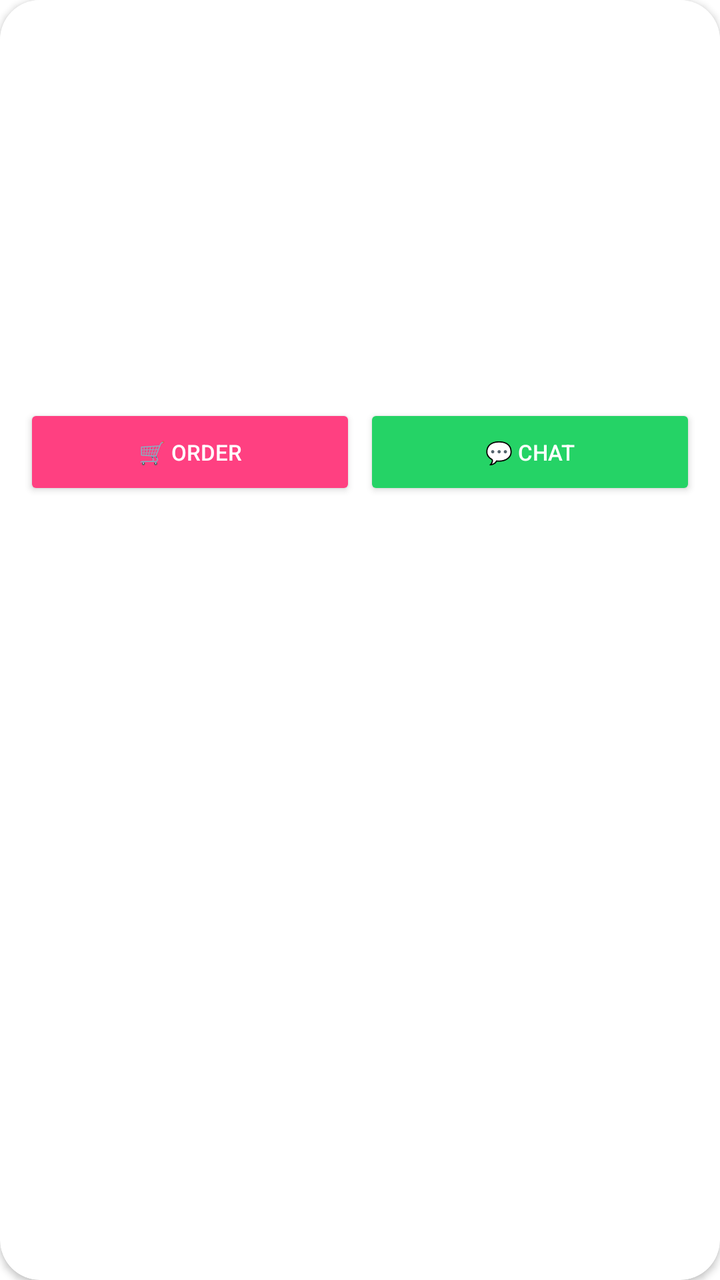
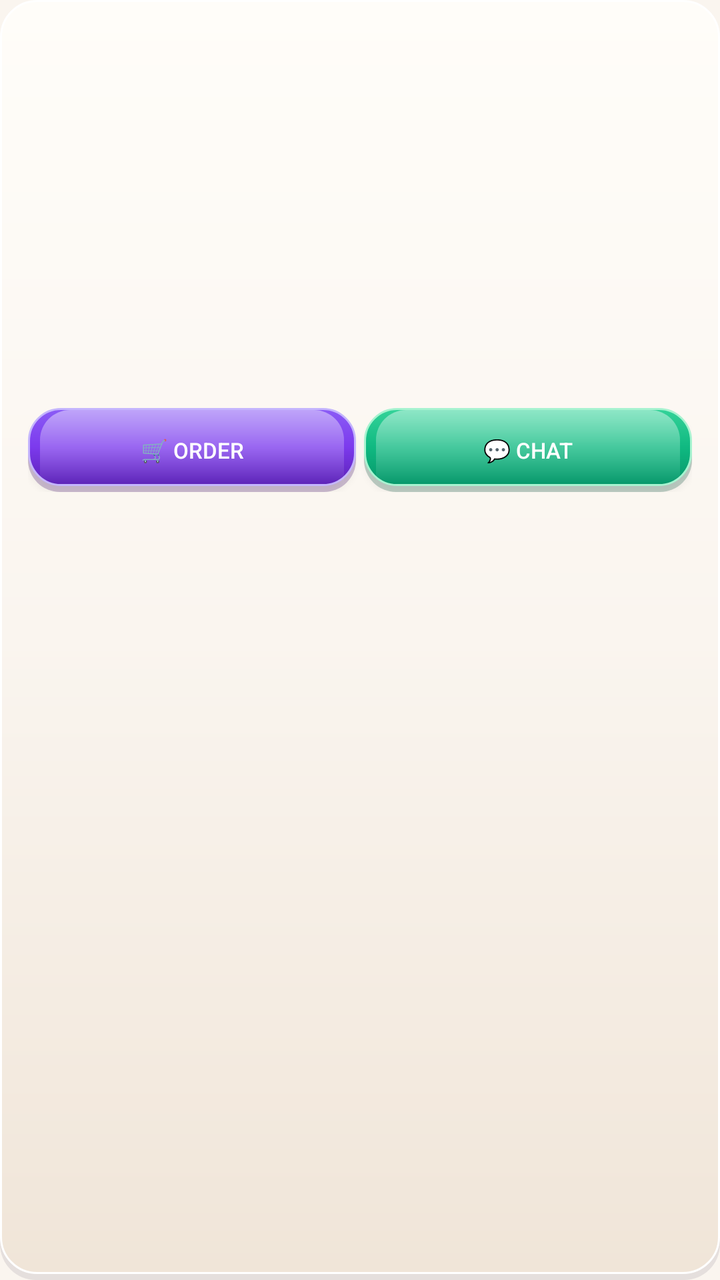

Before-and-after screenshots of an Android layout around one commit, followed by the original layout XML and the change that was made.
<!-- AndroidManifest.xml: application theme Theme.SheEmpower -->
<!-- res/layout/item_product.xml -->
<?xml version="1.0" encoding="utf-8"?>
<androidx.cardview.widget.CardView xmlns:android="http://schemas.android.com/apk/res/android"
    xmlns:app="http://schemas.android.com/apk/res-auto"
    android:layout_width="match_parent" android:layout_height="wrap_content"
    android:layout_margin="8dp" app:cardCornerRadius="20dp" app:cardElevation="2dp">
    <LinearLayout android:layout_width="match_parent"
        android:background="?android:attr/windowBackground"
        android:layout_height="wrap_content" android:orientation="vertical">
        <ImageView android:id="@+id/ivProductImage"
            android:layout_width="match_parent" android:layout_height="140dp" android:scaleType="centerCrop" />
        <LinearLayout android:layout_width="match_parent" android:layout_height="wrap_content" android:orientation="vertical" android:padding="12dp">
            <TextView android:id="@+id/tvProductName" android:layout_width="match_parent" android:layout_height="wrap_content" android:textStyle="bold" android:textSize="14sp" />
            <TextView android:id="@+id/tvProductPrice" android:layout_width="match_parent" android:layout_height="wrap_content" android:textColor="#FF4081" android:textStyle="bold" android:layout_marginTop="4dp" />
            <LinearLayout android:layout_width="match_parent" android:layout_height="wrap_content" android:orientation="horizontal" android:layout_marginTop="8dp">

                <Button
                    android:id="@+id/btnOrder"
                    android:layout_width="0dp"
                    android:layout_height="wrap_content"
                    android:layout_weight="1"
                    android:backgroundTint="#FF4081"
                    android:text="🛒 Order"
                    android:textColor="#FFFFFF"
                    android:textSize="11sp" />

                <Button android:id="@+id/btnChat"
                    android:layout_width="0dp"
                    android:layout_height="wrap_content"
                    android:layout_weight="1"
                    android:layout_marginStart="4dp"
                    android:text="💬 Chat"
                    android:textSize="11sp"
                    android:backgroundTint="#25D366"
                    android:textColor="#FFFFFF" />
            </LinearLayout>
        </LinearLayout>
    </LinearLayout>
</androidx.cardview.widget.CardView>
<!-- resources referenced by this layout -->
<resources>
  <style name="Theme.SheEmpower" parent="Theme.AppCompat.Light.NoActionBar">
          <item name="colorPrimary">#FF4081</item>
          <item name="colorPrimaryDark">#C2185B</item>
          <item name="colorAccent">#FF4081</item>
          <item name="android:windowBackground">@color/bg_light</item>
          <item name="android:colorBackground">@color/white</item>
          <item name="android:textColorPrimary">@color/text_light</item>
          <item name="android:textColorSecondary">@color/text_gray</item>
      </style>
  <color name="bg_light">#FFFFFF</color>
  <color name="white">#FFFFFF</color>
  <color name="text_light">#333333</color>
  <color name="text_gray">#888888</color>
</resources>

<!-- the commit's change to res/layout/item_product.xml (unified diff, before → after) -->
@@ -1,38 +1,69 @@
 <?xml version="1.0" encoding="utf-8"?>
-<androidx.cardview.widget.CardView xmlns:android="http://schemas.android.com/apk/res/android"
-    xmlns:app="http://schemas.android.com/apk/res-auto"
-    android:layout_width="match_parent" android:layout_height="wrap_content"
-    android:layout_margin="8dp" app:cardCornerRadius="20dp" app:cardElevation="2dp">
-    <LinearLayout android:layout_width="match_parent"
-        android:background="?android:attr/windowBackground"
-        android:layout_height="wrap_content" android:orientation="vertical">
-        <ImageView android:id="@+id/ivProductImage"
-            android:layout_width="match_parent" android:layout_height="140dp" android:scaleType="centerCrop" />
-        <LinearLayout android:layout_width="match_parent" android:layout_height="wrap_content" android:orientation="vertical" android:padding="12dp">
-            <TextView android:id="@+id/tvProductName" android:layout_width="match_parent" android:layout_height="wrap_content" android:textStyle="bold" android:textSize="14sp" />
-            <TextView android:id="@+id/tvProductPrice" android:layout_width="match_parent" android:layout_height="wrap_content" android:textColor="#FF4081" android:textStyle="bold" android:layout_marginTop="4dp" />
-            <LinearLayout android:layout_width="match_parent" android:layout_height="wrap_content" android:orientation="horizontal" android:layout_marginTop="8dp">
+<LinearLayout xmlns:android="http://schemas.android.com/apk/res/android"
+    android:layout_width="match_parent"
+    android:layout_height="wrap_content"
+    android:layout_margin="6dp"
+    android:background="@drawable/bg_skeu_card"
+    android:orientation="vertical"
+    android:padding="4dp">
 
-                <Button
-                    android:id="@+id/btnOrder"
-                    android:layout_width="0dp"
-                    android:layout_height="wrap_content"
-                    android:layout_weight="1"
-                    android:backgroundTint="#FF4081"
-                    android:text="🛒 Order"
-                    android:textColor="#FFFFFF"
-                    android:textSize="11sp" />
+    <ImageView
+        android:id="@+id/ivProductImage"
+        android:layout_width="match_parent"
+        android:layout_height="140dp"
+        android:scaleType="centerCrop" />
 
-                <Button android:id="@+id/btnChat"
-                    android:layout_width="0dp"
-                    android:layout_height="wrap_content"
-                    android:layout_weight="1"
-                    android:layout_marginStart="4dp"
-                    android:text="💬 Chat"
-                    android:textSize="11sp"
-                    android:backgroundTint="#25D366"
-                    android:textColor="#FFFFFF" />
-            </LinearLayout>
+    <LinearLayout
+        android:layout_width="match_parent"
+        android:layout_height="wrap_content"
+        android:orientation="vertical"
+        android:padding="10dp">
+
+        <TextView
+            android:id="@+id/tvProductName"
+            android:layout_width="match_parent"
+            android:layout_height="wrap_content"
+            android:fontFamily="sans-serif-black"
+            android:textColor="@color/text_dark"
+            android:textSize="14sp" />
+
+        <TextView
+            android:id="@+id/tvProductPrice"
+            android:layout_width="match_parent"
+            android:layout_height="wrap_content"
+            android:textColor="#ED3A9C"
+            android:fontFamily="sans-serif-bold"
+            android:textSize="14sp"
+            android:layout_marginTop="4dp" />
+
+        <LinearLayout
+            android:layout_width="match_parent"
+            android:layout_height="wrap_content"
+            android:orientation="horizontal"
+            android:layout_marginTop="8dp">
+
+            <Button
+                android:id="@+id/btnOrder"
+                android:layout_width="0dp"
+                android:layout_height="42dp"
+                android:layout_weight="1"
+                android:background="@drawable/bg_button_pink"
+                android:text="🛒 Order"
+                android:textColor="#FFFFFF"
+                android:fontFamily="sans-serif-medium"
+                android:textSize="11sp" />
+
+            <Button
+                android:id="@+id/btnChat"
+                android:layout_width="0dp"
+                android:layout_height="42dp"
+                android:layout_weight="1"
+                android:layout_marginStart="4dp"
+                android:background="@drawable/bg_skeu_button_green"
+                android:text="💬 Chat"
+                android:textColor="#FFFFFF"
+                android:fontFamily="sans-serif-medium"
+                android:textSize="11sp" />
         </LinearLayout>
     </LinearLayout>
-</androidx.cardview.widget.CardView>
+</LinearLayout>
<!-- resource entries referenced after the edit -->
@@ -1,17 +1,101 @@
 <!-- resources referenced by this layout -->
 <resources>
+  <color name="text_dark">#2D253B</color>
+  <!-- drawable bg_button_pink (drawable) -->
+  <?xml version="1.0" encoding="utf-8"?>
+  <layer-list xmlns:android="http://schemas.android.com/apk/res/android">
+      <item android:top="3dp">
+          <shape android:shape="rectangle">
+              <solid android:color="#403B0764" />
+              <corners android:radius="16dp" />
+          </shape>
+      </item>
+      <item android:bottom="3dp">
+          <shape android:shape="rectangle">
+              <gradient
+                  android:startColor="#8B5CF6"
+                  android:centerColor="@color/lavender_primary"
+                  android:endColor="@color/lavender_dark"
+                  android:angle="270" />
+              <stroke android:width="1dp" android:color="#C4B5FD" />
+              <corners android:radius="16dp" />
+          </shape>
+      </item>
+      <item android:bottom="3dp" android:top="1dp" android:left="6dp" android:right="6dp">
+          <shape android:shape="rectangle">
+              <gradient
+                  android:startColor="#70FFFFFF"
+                  android:endColor="#00FFFFFF"
+                  android:angle="270" />
+              <corners android:topLeftRadius="15dp" android:topRightRadius="15dp" />
+          </shape>
+      </item>
+  </layer-list>
+  <!-- drawable bg_skeu_button_green (drawable) -->
+  <?xml version="1.0" encoding="utf-8"?>
+  <layer-list xmlns:android="http://schemas.android.com/apk/res/android">
+      <item android:top="3dp">
+          <shape android:shape="rectangle">
+              <solid android:color="#40064E3B" />
+              <corners android:radius="16dp" />
+          </shape>
+      </item>
+      <item android:bottom="3dp">
+          <shape android:shape="rectangle">
+              <gradient
+                  android:startColor="#34D399"
+                  android:centerColor="#10B981"
+                  android:endColor="#059669"
+                  android:angle="270" />
+              <stroke android:width="1dp" android:color="#A7F3D0" />
+              <corners android:radius="16dp" />
+          </shape>
+      </item>
+      <item android:bottom="3dp" android:top="1dp" android:left="6dp" android:right="6dp">
+          <shape android:shape="rectangle">
+              <gradient
+                  android:startColor="#70FFFFFF"
+                  android:endColor="#00FFFFFF"
+                  android:angle="270" />
+              <corners android:topLeftRadius="15dp" android:topRightRadius="15dp" />
+          </shape>
+      </item>
+  </layer-list>
+  <!-- drawable bg_skeu_card (drawable) -->
+  <?xml version="1.0" encoding="utf-8"?>
+  <layer-list xmlns:android="http://schemas.android.com/apk/res/android">
+      
+      <item android:top="3dp">
+          <shape android:shape="rectangle">
+              <solid android:color="#1A2D253B" />
+              <corners android:radius="18dp" />
+          </shape>
+      </item>
+      
+      <item android:bottom="3dp">
+          <shape android:shape="rectangle">
+              <gradient
+                  android:startColor="#FFFDF9"
+                  android:centerColor="#FAF5EF"
+                  android:endColor="#F0E5D8"
+                  android:angle="270" />
+              <stroke android:width="1dp" android:color="#FFFFFF" />
+              <corners android:radius="18dp" />
+          </shape>
+      </item>
+  </layer-list>
   <style name="Theme.SheEmpower" parent="Theme.AppCompat.Light.NoActionBar">
-          <item name="colorPrimary">#FF4081</item>
-          <item name="colorPrimaryDark">#C2185B</item>
-          <item name="colorAccent">#FF4081</item>
-          <item name="android:windowBackground">@color/bg_light</item>
-          <item name="android:colorBackground">@color/white</item>
-          <item name="android:textColorPrimary">@color/text_light</item>
+          <item name="colorPrimary">@color/lavender_primary</item>
+          <item name="colorPrimaryDark">@color/lavender_dark</item>
+          <item name="colorAccent">@color/lavender_primary</item>
+          <item name="android:windowBackground">@color/bg_cream</item>
+          <item name="android:colorBackground">@color/bg_cream</item>
+          <item name="android:textColorPrimary">@color/text_dark</item>
           <item name="android:textColorSecondary">@color/text_gray</item>
       </style>
-  <color name="bg_light">#FFFFFF</color>
-  <color name="white">#FFFFFF</color>
-  <color name="text_light">#333333</color>
-  <color name="text_gray">#888888</color>
+  <color name="lavender_primary">#7C3AED</color>
+  <color name="lavender_dark">#5B21B6</color>
+  <color name="bg_cream">#FAF5EF</color>
+  <color name="text_gray">#6B637B</color>
 </resources>
 
